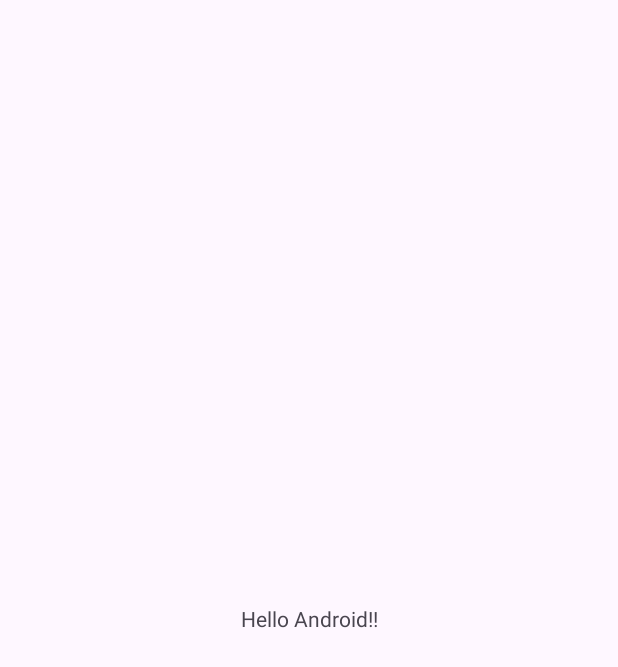
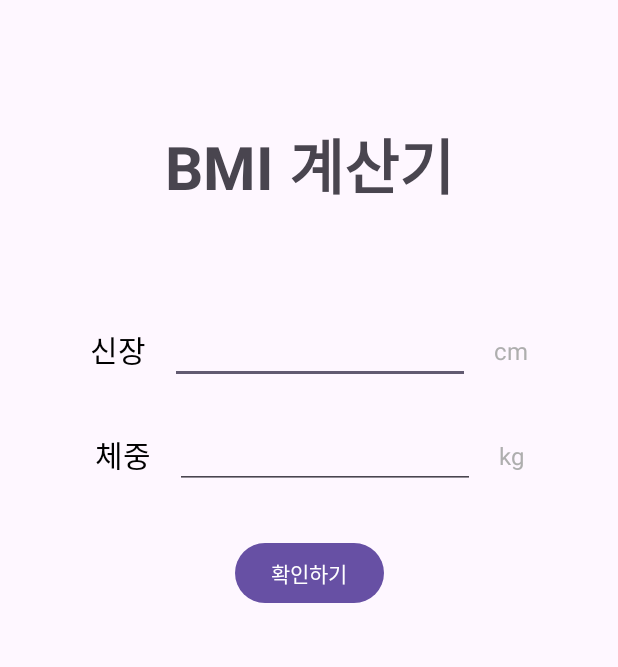
Before and after one commit to kkevi/android_practice1_bmi, an Android app: the screen it shows after launch (MainActivity), on a phone screen of 412 x 824 dp. Before the commit the part shown is almost empty. Shown: the top 667 px of the screen. Run offline under Robolectric (Android 15) with nearby library versions, the phone set to English and light mode, and no system bars.

Commit message:
추가 : main 화면 ui 생성

```diff
--- a/app/src/main/res/layout/activity_main.xml
+++ b/app/src/main/res/layout/activity_main.xml
@@ -8,12 +8,108 @@
     tools:context=".MainActivity">
 
     <TextView
+        android:id="@+id/textView"
         android:layout_width="wrap_content"
-        android:layout_height="wrap_content"
-        android:text="Hello Android!!"
-        app:layout_constraintBottom_toBottomOf="parent"
+        android:layout_height="58dp"
+        android:layout_marginTop="80dp"
+        android:text="BMI 계산기"
+        android:textSize="40sp"
+        android:textStyle="bold"
         app:layout_constraintEnd_toEndOf="parent"
         app:layout_constraintStart_toStartOf="parent"
         app:layout_constraintTop_toTopOf="parent" />
 
+    <EditText
+        android:id="@+id/editTextNumber"
+        android:layout_width="200dp"
+        android:layout_height="wrap_content"
+        android:layout_marginStart="16dp"
+        android:ems="10"
+        android:inputType="number"
+        android:gravity="center"
+        app:layout_constraintBottom_toBottomOf="@+id/textView2"
+        app:layout_constraintEnd_toStartOf="@+id/textView4"
+        app:layout_constraintHorizontal_bias="0.5"
+        app:layout_constraintStart_toEndOf="@+id/textView2"
+        app:layout_constraintTop_toTopOf="@+id/textView2" />
+
+    <TextView
+        android:id="@+id/textView2"
+        android:layout_width="wrap_content"
+        android:layout_height="wrap_content"
+        android:layout_marginTop="80dp"
+        android:text="신장"
+        android:textColor="#000000"
+        android:textSize="20sp"
+        app:layout_constraintEnd_toStartOf="@+id/editTextNumber"
+        app:layout_constraintHorizontal_bias="0.5"
+        app:layout_constraintHorizontal_chainStyle="packed"
+        app:layout_constraintStart_toStartOf="parent"
+        app:layout_constraintTop_toBottomOf="@+id/textView" />
+
+    <TextView
+        android:id="@+id/textView3"
+        android:layout_width="wrap_content"
+        android:layout_height="wrap_content"
+        android:layout_marginTop="40dp"
+        android:text="체중"
+        android:textColor="#000000"
+        android:textSize="20sp"
+        app:layout_constraintEnd_toStartOf="@+id/editTextNumber2"
+        app:layout_constraintHorizontal_bias="0.5"
+        app:layout_constraintHorizontal_chainStyle="packed"
+        app:layout_constraintStart_toStartOf="parent"
+        app:layout_constraintTop_toBottomOf="@+id/textView2" />
+
+    <EditText
+        android:id="@+id/editTextNumber2"
+        android:layout_width="200dp"
+        android:layout_height="wrap_content"
+        android:layout_marginStart="16dp"
+        android:ems="10"
+        android:inputType="number"
+        android:gravity="center"
+        app:layout_constraintBottom_toBottomOf="@+id/textView3"
+        app:layout_constraintEnd_toStartOf="@+id/textView5"
+        app:layout_constraintHorizontal_bias="0.5"
+        app:layout_constraintStart_toEndOf="@+id/textView3"
+        app:layout_constraintTop_toTopOf="@+id/textView3" />
+
+    <TextView
+        android:id="@+id/textView4"
+        android:layout_width="wrap_content"
+        android:layout_height="wrap_content"
+        android:layout_marginStart="16dp"
+        android:text="cm"
+        android:textColor="#AEAEAE"
+        android:textSize="16sp"
+        app:layout_constraintBottom_toBottomOf="@+id/editTextNumber"
+        app:layout_constraintEnd_toEndOf="parent"
+        app:layout_constraintHorizontal_bias="0.5"
+        app:layout_constraintStart_toEndOf="@+id/editTextNumber"
+        app:layout_constraintTop_toTopOf="@+id/editTextNumber" />
+
+    <TextView
+        android:id="@+id/textView5"
+        android:layout_width="wrap_content"
+        android:layout_height="wrap_content"
+        android:layout_marginStart="16dp"
+        android:text="kg"
+        android:textColor="#AEAEAE"
+        android:textSize="16sp"
+        app:layout_constraintBottom_toBottomOf="@+id/editTextNumber2"
+        app:layout_constraintEnd_toEndOf="parent"
+        app:layout_constraintHorizontal_bias="0.5"
+        app:layout_constraintStart_toEndOf="@+id/editTextNumber2"
+        app:layout_constraintTop_toTopOf="@+id/editTextNumber2" />
+
+    <Button
+        android:id="@+id/button"
+        android:layout_width="wrap_content"
+        android:layout_height="wrap_content"
+        android:layout_marginTop="40dp"
+        android:text="확인하기"
+        app:layout_constraintEnd_toEndOf="parent"
+        app:layout_constraintStart_toStartOf="parent"
+        app:layout_constraintTop_toBottomOf="@+id/textView3" />
 </androidx.constraintlayout.widget.ConstraintLayout>
```
